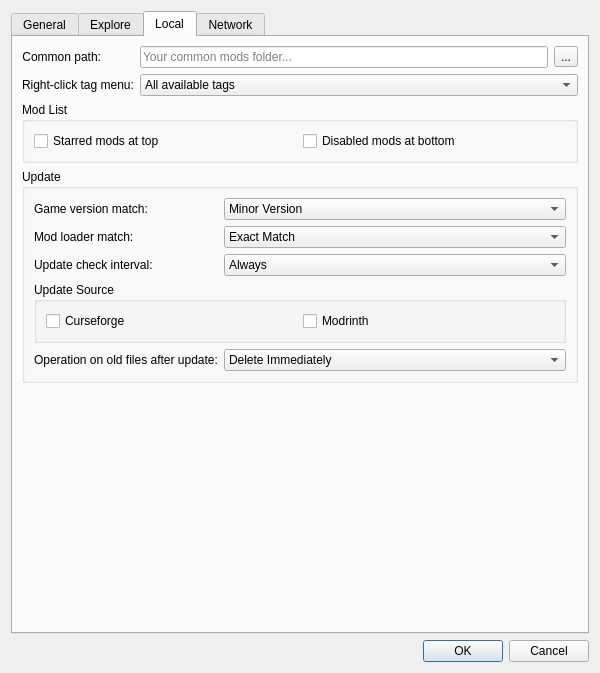
Qt form src/ui/preferences.ui (kaniol-lck/modmanager) before a commit.
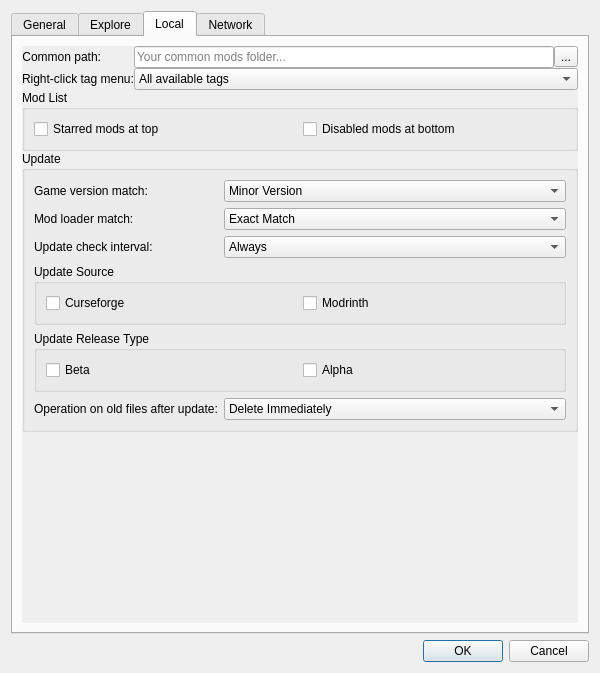
The same form after that commit. The open tabs and pages were chosen to show the change. Icons and pictures are not drawn.

Commit message: release type check in update

Patch:
```diff
--- a/src/ui/preferences.ui
+++ b/src/ui/preferences.ui
@@ -332,8 +332,41 @@
       <attribute name="title">
        <string>Local</string>
       </attribute>
-      <layout class="QGridLayout" name="gridLayout_8">
-       <item row="0" column="0">
+      <layout class="QGridLayout" name="gridLayout_7">
+       <item row="0" column="1">
+        <widget class="QScrollArea" name="scrollArea">
+         <property name="frameShape">
+          <enum>QFrame::NoFrame</enum>
+         </property>
+         <property name="widgetResizable">
+          <bool>true</bool>
+         </property>
+         <widget class="QWidget" name="scrollAreaWidgetContents">
+          <property name="geometry">
+           <rect>
+            <x>0</x>
+            <y>-3</y>
+            <width>547</width>
+            <height>552</height>
+           </rect>
+          </property>
+          <layout class="QVBoxLayout" name="verticalLayout_3">
+           <property name="spacing">
+            <number>0</number>
+           </property>
+           <property name="leftMargin">
+            <number>0</number>
+           </property>
+           <property name="topMargin">
+            <number>0</number>
+           </property>
+           <property name="rightMargin">
+            <number>0</number>
+           </property>
+           <property name="bottomMargin">
+            <number>0</number>
+           </property>
+           <item>
         <layout class="QFormLayout" name="formLayout_5">
          <item row="0" column="0">
           <widget class="QLabel" name="label_5">
@@ -398,7 +431,7 @@
          </item>
         </layout>
        </item>
-       <item row="1" column="0">
+           <item>
         <widget class="QGroupBox" name="groupBox">
          <property name="title">
           <string>Mod List</string>
@@ -421,7 +454,7 @@
          </layout>
         </widget>
        </item>
-       <item row="2" column="0">
+           <item>
         <widget class="QGroupBox" name="groupBox_3">
          <property name="title">
           <string>Update</string>
@@ -561,10 +594,33 @@
             </item>
            </widget>
           </item>
+              <item row="4" column="0" colspan="2">
+               <widget class="QGroupBox" name="groupBox_7">
+                <property name="title">
+                 <string>Update Release Type</string>
+                </property>
+                <layout class="QGridLayout" name="gridLayout_4">
+                 <item row="0" column="0">
+                  <widget class="QCheckBox" name="useBetaUpdate">
+                   <property name="text">
+                    <string>Beta</string>
+                   </property>
+                  </widget>
+                 </item>
+                 <item row="0" column="1">
+                  <widget class="QCheckBox" name="useAlphaUpdate">
+                   <property name="text">
+                    <string>Alpha</string>
+                   </property>
+                  </widget>
+                 </item>
          </layout>
         </widget>
        </item>
-       <item row="3" column="0">
+             </layout>
+            </widget>
+           </item>
+           <item>
         <spacer name="verticalSpacer_3">
          <property name="orientation">
           <enum>Qt::Vertical</enum>
@@ -576,6 +632,10 @@
           </size>
          </property>
         </spacer>
+           </item>
+          </layout>
+         </widget>
+        </widget>
        </item>
       </layout>
      </widget>
```
Left out of the diff: 2 changed lines with no effect on the pictures. Lines whose indentation alone changed are shown as unchanged. The commit also changes 4 other files.
